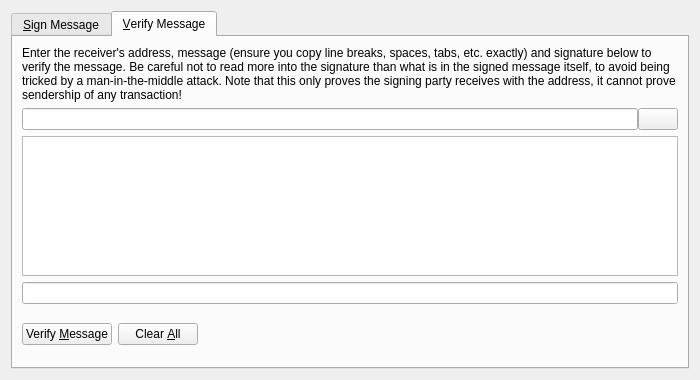
Qt form src/qt/forms/signverifymessagedialog.ui (navcoin/navcoin-core) before a commit.
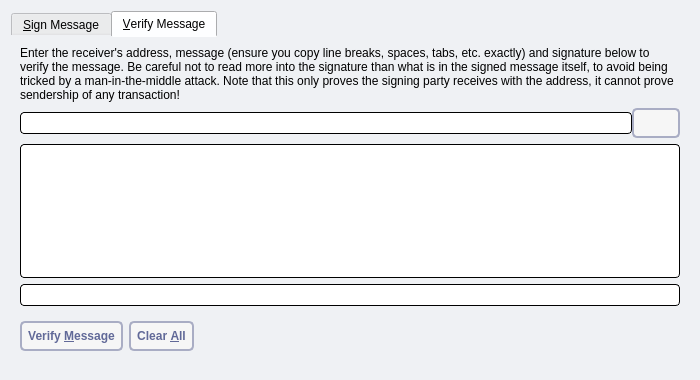
The same form after that commit. The open tabs and pages were chosen to show the change. Icons and pictures are not drawn. Custom widgets are drawn as their Qt base class.

Patch:
```diff
--- a/src/qt/forms/signverifymessagedialog.ui
+++ b/src/qt/forms/signverifymessagedialog.ui
@@ -13,6 +13,9 @@
   <property name="windowTitle">
    <string>Signatures - Sign / Verify a Message</string>
   </property>
+  <property name="styleSheet">
+   <string notr="true">background: #eff1f4; border: 0</string>
+  </property>
   <property name="modal">
    <bool>true</bool>
   </property>
@@ -260,6 +263,9 @@
            <property name="toolTip">
             <string>The NavCoin address the message was signed with</string>
            </property>
+           <property name="styleSheet">
+            <string notr="true">background: #fff; border-radius: 4px; border: 1px solid #000; padding:2px</string>
+           </property>
           </widget>
          </item>
          <item>
@@ -267,6 +273,9 @@
            <property name="toolTip">
             <string>Choose previously used address</string>
            </property>
+           <property name="styleSheet">
+            <string notr="true"> background: #f6f6f6; border: 2px solid #a9adc4; border-radius: 5px; padding: 6px; text-transform: uppercase; color: #616998; font-weight: bold</string>
+           </property>
            <property name="text">
             <string/>
            </property>
@@ -285,10 +294,18 @@
         </layout>
        </item>
        <item>
-        <widget class="QPlainTextEdit" name="messageIn_VM"/>
+        <widget class="QPlainTextEdit" name="messageIn_VM">
+         <property name="styleSheet">
+          <string notr="true">background: #fff; border-radius: 4px; border: 1px solid #000; padding:2px</string>
+         </property>
+        </widget>
        </item>
        <item>
-        <widget class="QValidatedLineEdit" name="signatureIn_VM"/>
+        <widget class="QValidatedLineEdit" name="signatureIn_VM">
+         <property name="styleSheet">
+          <string notr="true">background: #fff; border-radius: 4px; border: 1px solid #000; padding:2px</string>
+         </property>
+        </widget>
        </item>
        <item>
         <layout class="QHBoxLayout" name="horizontalLayout_2_VM">
@@ -297,6 +314,9 @@
            <property name="toolTip">
             <string>Verify the message to ensure it was signed with the specified NavCoin address</string>
            </property>
+           <property name="styleSheet">
+            <string notr="true"> background: #f6f6f6; border: 2px solid #a9adc4; border-radius: 5px; padding: 6px; text-transform: uppercase; color: #616998; font-weight: bold</string>
+           </property>
            <property name="text">
             <string>Verify &amp;Message</string>
            </property>
@@ -314,6 +334,9 @@
            <property name="toolTip">
             <string>Reset all verify message fields</string>
            </property>
+           <property name="styleSheet">
+            <string notr="true"> background: #f6f6f6; border: 2px solid #a9adc4; border-radius: 5px; padding: 6px; text-transform: uppercase; color: #616998; font-weight: bold</string>
+           </property>
            <property name="text">
             <string>Clear &amp;All</string>
            </property>
```
Left out of the diff: 17 changed lines with no effect on the pictures.
